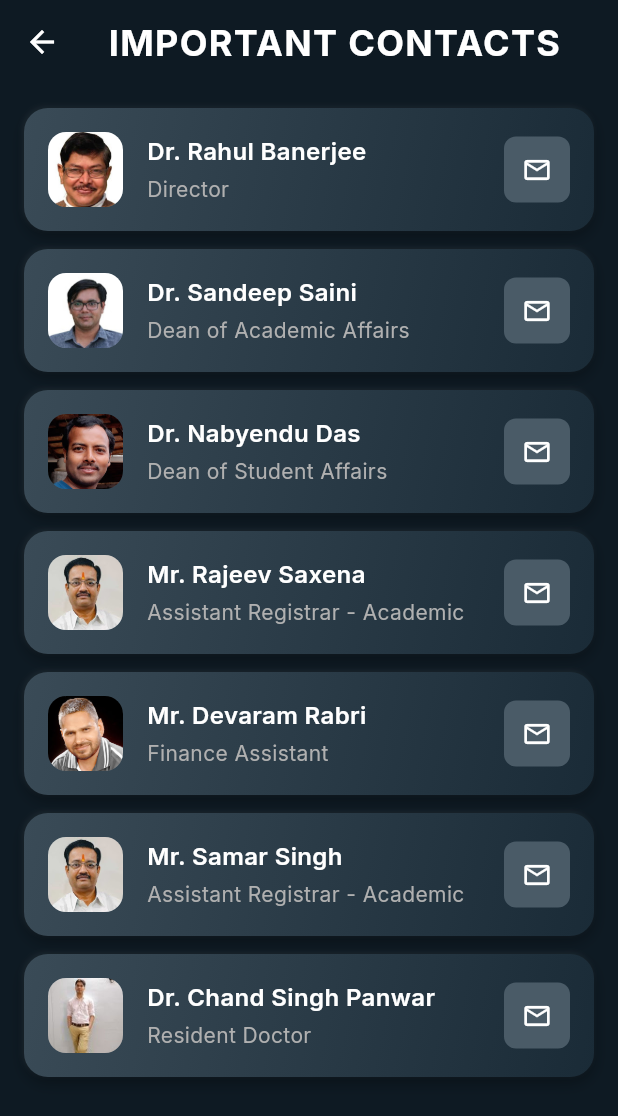
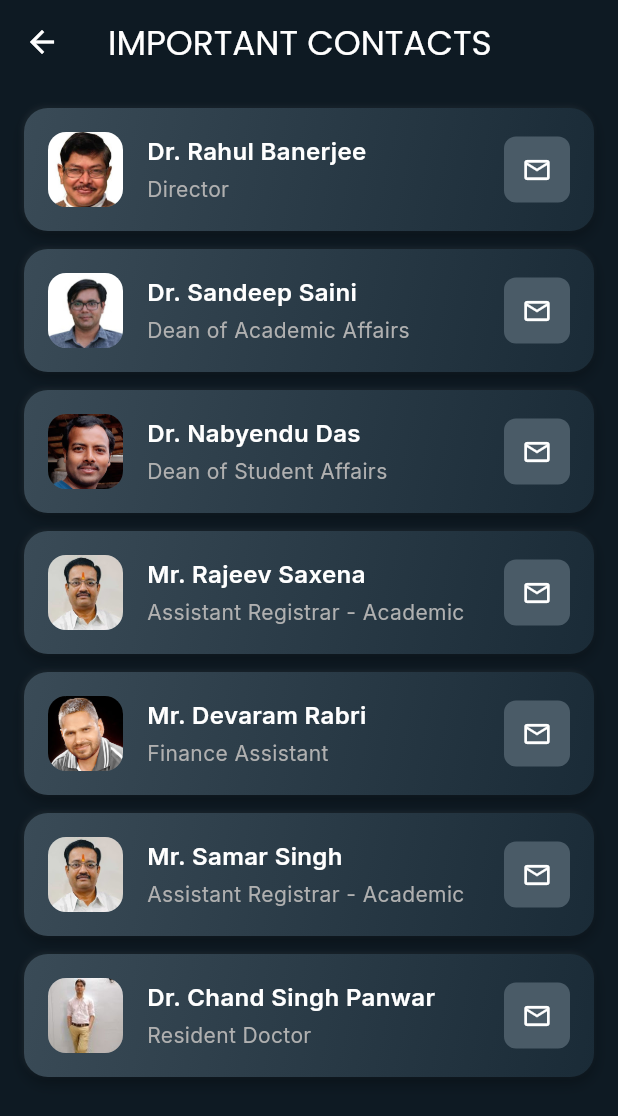
Before and after one commit to ZenithRizz/ccell, a Flutter app: the ImportantContactsPage screen opened directly, on a phone screen of 412 x 824 dp. Shown: the top 1116 px of the screen. Run offline on Flutter 3.47's test engine with Material 3 defaults, Android fonts, the phone set to English and light mode, and no system bars; our stand-ins replace dio, firebase_auth, firebase_core, firebase_messaging, flutter_local_notifications, flutter_screenutil and 6 more; missing offline and left inert: pwa_install, syncfusion_flutter_pdfviewer; accounts and stored records are empty.

Commit message:
minor changes

```diff
--- a/lib/pages/impContacts.dart
+++ b/lib/pages/impContacts.dart
@@ -1,4 +1,6 @@
 import 'package:flutter/material.dart';
+import 'package:flutter_screenutil/flutter_screenutil.dart';
+import 'package:google_fonts/google_fonts.dart';
 import 'package:url_launcher/url_launcher.dart';
 
 class ImportantContactsPage extends StatelessWidget {
@@ -9,13 +11,11 @@ class ImportantContactsPage extends StatelessWidget {
     return Scaffold(
       backgroundColor: const Color(0xFF0E1A23), // Same dark blue background
       appBar: AppBar(
-        title: const Text(
+        title: Text(
             'IMPORTANT CONTACTS',
-          style: TextStyle(
+          style: GoogleFonts.poppins(
             color: Colors.white,
-            fontSize: 24,
-            fontWeight: FontWeight.bold,
-            letterSpacing: 0.9,
+            fontSize: 20.sp,
           ),
         ),
         backgroundColor: const Color(0xFF0E1A23),
--- a/lib/pages/impLinks.dart
+++ b/lib/pages/impLinks.dart
@@ -226,17 +226,17 @@ class LinksPage extends StatelessWidget {
               const SizedBox(height: 12),
               _buildLinkCard(
                 title: 'Scholarship Policy',
-                url: 'https://example.com',
+                url: 'https://lnmiit.ac.in/scholarships-assistantships/',
               ),
               const SizedBox(height: 12),
               _buildLinkCard(
                 title: 'Fee Structure - UG Admissions',
-                url: 'https://example.com',
+                url: 'https://lnmiit.ac.in/admissions/ug/regular-mode/',
               ),
               const SizedBox(height: 12),
               _buildLinkCard(
                 title: 'Training and Placement Cell',
-                url: 'https://example.com',
+                url: 'https://placements.lnmiit.ac.in/',
               ),
               const SizedBox(height: 12),
               _buildLinkCard(
```
